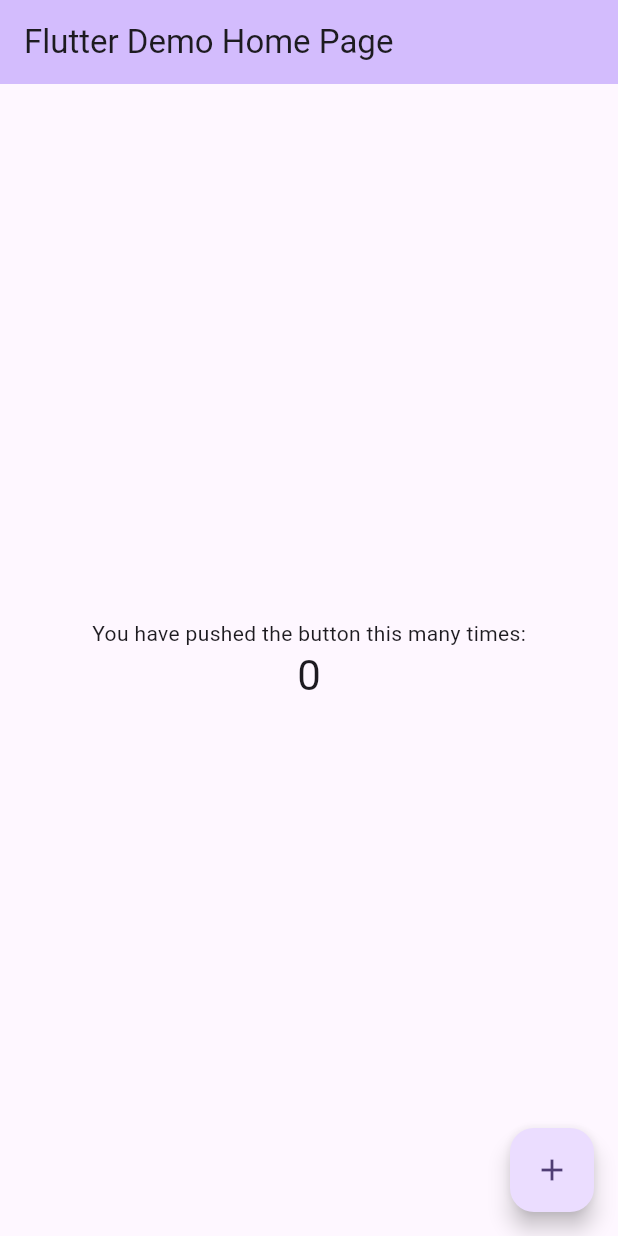
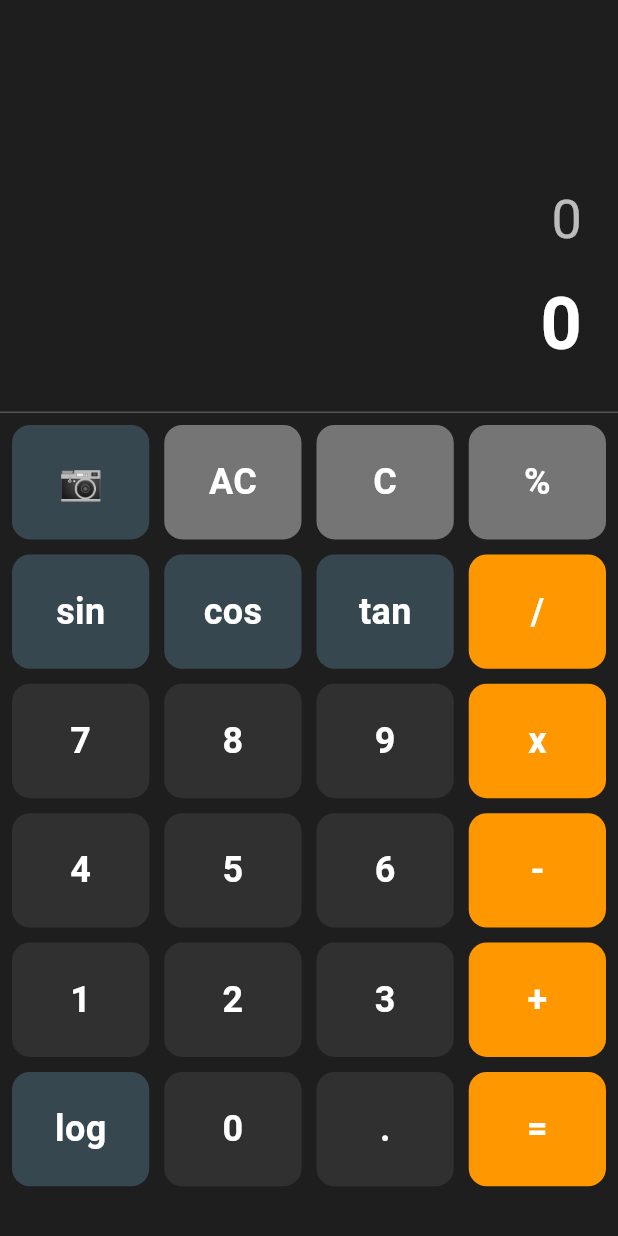
Before and after one commit to Princeelvis29/student-scientific-calculator, a Flutter app: the screen it shows after launch, on a phone screen of 412 x 824 dp. Run offline on Flutter 3.47's test engine with Material 3 defaults, Android fonts, the phone set to English and light mode, and no system bars; our stand-ins replace image_picker, math_expressions; missing offline and left inert: google_mlkit_text_recognition.

Commit message:
feat: integrate scientific functions and AI camera scanner

```diff
--- a/lib/main.dart
+++ b/lib/main.dart
@@ -1,121 +1,221 @@
 import 'package:flutter/material.dart';
+import 'package:math_expressions/math_expressions.dart';
+import 'package:image_picker/image_picker.dart';
+import 'package:google_mlkit_text_recognition/google_mlkit_text_recognition.dart';
 
 void main() {
-  runApp(const MyApp());
+  runApp(const QubCalculatorClone());
 }
 
-class MyApp extends StatelessWidget {
-  const MyApp({super.key});
+class QubCalculatorClone extends StatelessWidget {
+  const QubCalculatorClone({Key? key}) : super(key: key);
 
-  // This widget is the root of your application.
   @override
   Widget build(BuildContext context) {
     return MaterialApp(
-      title: 'Flutter Demo',
+      title: 'Scientific Calculator',
+      debugShowCheckedModeBanner: false,
       theme: ThemeData(
-        // This is the theme of your application.
-        //
-        // TRY THIS: Try running your application with "flutter run". You'll see
-        // the application has a purple toolbar. Then, without quitting the app,
-        // try changing the seedColor in the colorScheme below to Colors.green
-        // and then invoke "hot reload" (save your changes or press the "hot
-        // reload" button in a Flutter-supported IDE, or press "r" if you used
-        // the command line to start the app).
-        //
-        // Notice that the counter didn't reset back to zero; the application
-        // state is not lost during the reload. To reset the state, use hot
-        // restart instead.
-        //
-        // This works for code too, not just values: Most code changes can be
-        // tested with just a hot reload.
-        colorScheme: .fromSeed(seedColor: Colors.deepPurple),
+        brightness: Brightness.dark,
+        scaffoldBackgroundColor: const Color(0xFF1E1E1E), // Dark background
       ),
-      home: const MyHomePage(title: 'Flutter Demo Home Page'),
+      home: const CalculatorScreen(),
     );
   }
 }
 
-class MyHomePage extends StatefulWidget {
-  const MyHomePage({super.key, required this.title});
-
-  // This widget is the home page of your application. It is stateful, meaning
-  // that it has a State object (defined below) that contains fields that affect
-  // how it looks.
-
-  // This class is the configuration for the state. It holds the values (in this
-  // case the title) provided by the parent (in this case the App widget) and
-  // used by the build method of the State. Fields in a Widget subclass are
-  // always marked "final".
-
-  final String title;
+class CalculatorScreen extends StatefulWidget {
+  const CalculatorScreen({Key? key}) : super(key: key);
 
   @override
-  State<MyHomePage> createState() => _MyHomePageState();
+  State<CalculatorScreen> createState() => _CalculatorScreenState();
 }
 
-class _MyHomePageState extends State<MyHomePage> {
-  int _counter = 0;
+class _CalculatorScreenState extends State<CalculatorScreen> {
+  String equation = "0";
+  String result = "0";
 
-  void _incrementCounter() {
+  // Expanded WAEC/JAMB layout including a Camera button
+  final List<String> buttons = [
+    '📷', 'AC', 'C', '%',
+    'sin', 'cos', 'tan', '/',
+    '7', '8', '9', 'x',
+    '4', '5', '6', '-',
+    '1', '2', '3', '+',
+    'log', '0', '.', '=',
+  ];
+
+  // AI Camera Scanner Logic
+  Future<void> scanMathProblem() async {
+    final ImagePicker picker = ImagePicker();
+    // Launch the device camera
+    final XFile? image = await picker.pickImage(source: ImageSource.camera);
+
+    if (image != null) {
+      final inputImage = InputImage.fromFilePath(image.path);
+      final textRecognizer = TextRecognizer(script: TextRecognitionScript.latin);
+
+      try {
+        // Process the image and extract text
+        final RecognizedText recognizedText = await textRecognizer.processImage(inputImage);
+
+        // Clean the recognized text to fit our parser
+        String scannedEquation = recognizedText.text
+            .replaceAll('\n', '')
+            .replaceAll(' ', '')
+            .replaceAll('X', 'x');
+
+        setState(() {
+          equation = scannedEquation.isEmpty ? "0" : scannedEquation;
+          result = "Scanned!";
+        });
+      } catch (e) {
+        setState(() {
+          result = "Scan Failed";
+        });
+      } finally {
+        textRecognizer.close();
+      }
+    }
+  }
+
+  // Core Logic: Handles button presses and updates the screen
+  void buttonPressed(String buttonText) {
     setState(() {
-      // This call to setState tells the Flutter framework that something has
-      // changed in this State, which causes it to rerun the build method below
-      // so that the display can reflect the updated values. If we changed
-      // _counter without calling setState(), then the build method would not be
-      // called again, and so nothing would appear to happen.
-      _counter++;
+      if (buttonText == 'AC') {
+        equation = "0";
+        result = "0";
+      } else if (buttonText == 'C') {
+        equation = equation.substring(0, equation.length - 1);
+        if (equation.isEmpty) {
+          equation = "0";
+        }
+      } else if (buttonText == '📷') {
+        scanMathProblem(); // Triggers the AI Scanner
+      } else if (buttonText == '=') {
+        try {
+          // Replace 'x' with '*' so the parser understands multiplication
+          String expression = equation.replaceAll('x', '*');
+
+          Parser p = Parser();
+          Expression exp = p.parse(expression);
+          ContextModel cm = ContextModel();
+
+          // Evaluate the math expression
+          result = '${exp.evaluate(EvaluationType.REAL, cm)}';
+
+          // Remove decimal if it's a whole number (e.g., 5.0 becomes 5)
+          if (result.endsWith(".0")) {
+            result = result.substring(0, result.length - 2);
+          }
+        } catch (e) {
+          result = "Error"; // Catches invalid syntax like "++"
+        }
+      } else if (['sin', 'cos', 'tan', 'log'].contains(buttonText)) {
+        // Appends the function with an open parenthesis
+        if (equation == "0") {
+          equation = "$buttonText(";
+        } else {
+          equation = equation + "$buttonText(";
+        }
+      } else {
+        if (equation == "0") {
+          equation = buttonText; // Replace the initial 0
+        } else {
+          equation = equation + buttonText; // Append new numbers/operators
+        }
+      }
     });
   }
 
   @override
   Widget build(BuildContext context) {
-    // This method is rerun every time setState is called, for instance as done
-    // by the _incrementCounter method above.
-    //
-    // The Flutter framework has been optimized to make rerunning build methods
-    // fast, so that you can just rebuild anything that needs updating rather
-    // than having to individually change instances of widgets.
     return Scaffold(
-      appBar: AppBar(
-        // TRY THIS: Try changing the color here to a specific color (to
-        // Colors.amber, perhaps?) and trigger a hot reload to see the AppBar
-        // change color while the other colors stay the same.
-        backgroundColor: Theme.of(context).colorScheme.inversePrimary,
-        // Here we take the value from the MyHomePage object that was created by
-        // the App.build method, and use it to set our appbar title.
-        title: Text(widget.title),
+      body: Column(
+        children: [
+          // Screen Display Area
+          Expanded(
+            flex: 1,
+            child: Container(
+              padding: const EdgeInsets.all(24.0),
+              alignment: Alignment.bottomRight,
+              child: Column(
+                mainAxisAlignment: MainAxisAlignment.end,
+                crossAxisAlignment: CrossAxisAlignment.end,
+                children: [
+                  Text(
+                    equation,
+                    style: const TextStyle(fontSize: 36, color: Colors.white70),
+                  ),
+                  const SizedBox(height: 10),
+                  Text(
+                    result,
+                    style: const TextStyle(
+                      fontSize: 48,
+                      fontWeight: FontWeight.bold,
+                      color: Colors.white,
+                    ),
+                  ),
+                ],
+              ),
+            ),
+          ),
+          const Divider(color: Colors.white24, height: 1),
+          // Button Grid Area
+          Expanded(
+            flex: 2,
+            child: Container(
+              padding: const EdgeInsets.all(8.0),
+              child: GridView.builder(
+                itemCount: buttons.length,
+                gridDelegate: const SliverGridDelegateWithFixedCrossAxisCount(
+                  crossAxisCount: 4,
+                  childAspectRatio: 1.2,
+                  crossAxisSpacing: 10,
+                  mainAxisSpacing: 10,
+                ),
+                itemBuilder: (context, index) {
+                  return _buildButton(buttons[index]);
+                },
+              ),
+            ),
+          ),
+        ],
       ),
-      body: Center(
-        // Center is a layout widget. It takes a single child and positions it
-        // in the middle of the parent.
-        child: Column(
-          // Column is also a layout widget. It takes a list of children and
-          // arranges them vertically. By default, it sizes itself to fit its
-          // children horizontally, and tries to be as tall as its parent.
-          //
-          // Column has various properties to control how it sizes itself and
-          // how it positions its children. Here we use mainAxisAlignment to
-          // center the children vertically; the main axis here is the vertical
-          // axis because Columns are vertical (the cross axis would be
-          // horizontal).
-          //
-          // TRY THIS: Invoke "debug painting" (choose the "Toggle Debug Paint"
-          // action in the IDE, or press "p" in the console), to see the
-          // wireframe for each widget.
-          mainAxisAlignment: .center,
-          children: [
-            const Text('You have pushed the button this many times:'),
-            Text(
-              '$_counter',
-              style: Theme.of(context).textTheme.headlineMedium,
+    );
+  }
+
+  Widget _buildButton(String text) {
+    // Determine button color based on its function
+    Color bgColor = Colors.grey[850]!; // Default dark grey
+    Color textColor = Colors.white;
+
+    if (text == 'AC' || text == 'C' || text == '%') {
+      bgColor = Colors.grey[600]!;
+    } else if (text == '/' || text == 'x' || text == '-' || text == '+' || text == '=') {
+      bgColor = Colors.orange; // High-contrast orange for operators
+    } else if (['sin', 'cos', 'tan', 'log', '📷'].contains(text)) {
+      bgColor = Colors.blueGrey[800]!; // Distinct color for scientific functions and camera
+    }
+
+    return InkWell(
+      onTap: () => buttonPressed(text), // Trigger the logic on tap
+      borderRadius: BorderRadius.circular(12),
+      child: Ink(
+        decoration: BoxDecoration(
+          color: bgColor,
+          borderRadius: BorderRadius.circular(12),
+        ),
+        child: Center(
+          child: Text(
+            text,
+            style: TextStyle(
+              fontSize: 24,
+              fontWeight: FontWeight.w600,
+              color: textColor,
             ),
-          ],
+          ),
         ),
-      ),
-      floatingActionButton: FloatingActionButton(
-        onPressed: _incrementCounter,
-        tooltip: 'Increment',
-        child: const Icon(Icons.add),
       ),
     );
   }
--- a/pubspec.yaml
+++ b/pubspec.yaml
@@ -34,6 +34,9 @@ dependencies:
   # The following adds the Cupertino Icons font to your application.
   # Use with the CupertinoIcons class for iOS style icons.
   cupertino_icons: ^1.0.8
+  math_expressions: ^3.2.0
+  image_picker: ^1.2.4
+  google_mlkit_text_recognition: ^0.17.1
 
 dev_dependencies:
   flutter_test:
```
Also changed, not shown: pubspec.lock, 6 other files.
